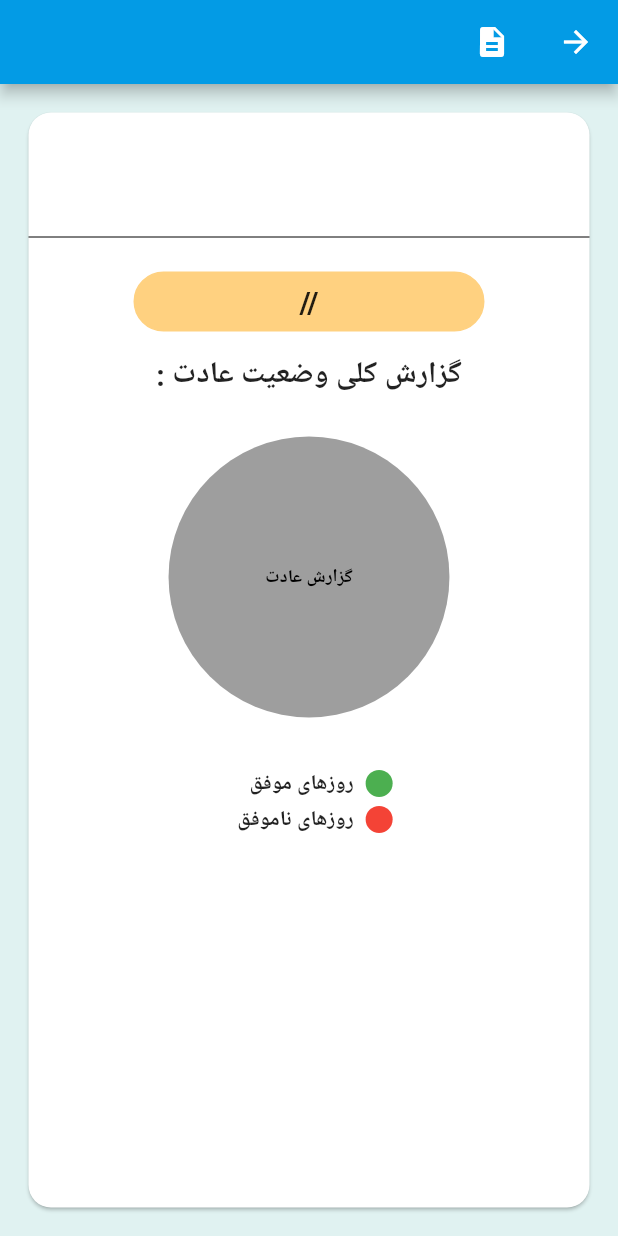
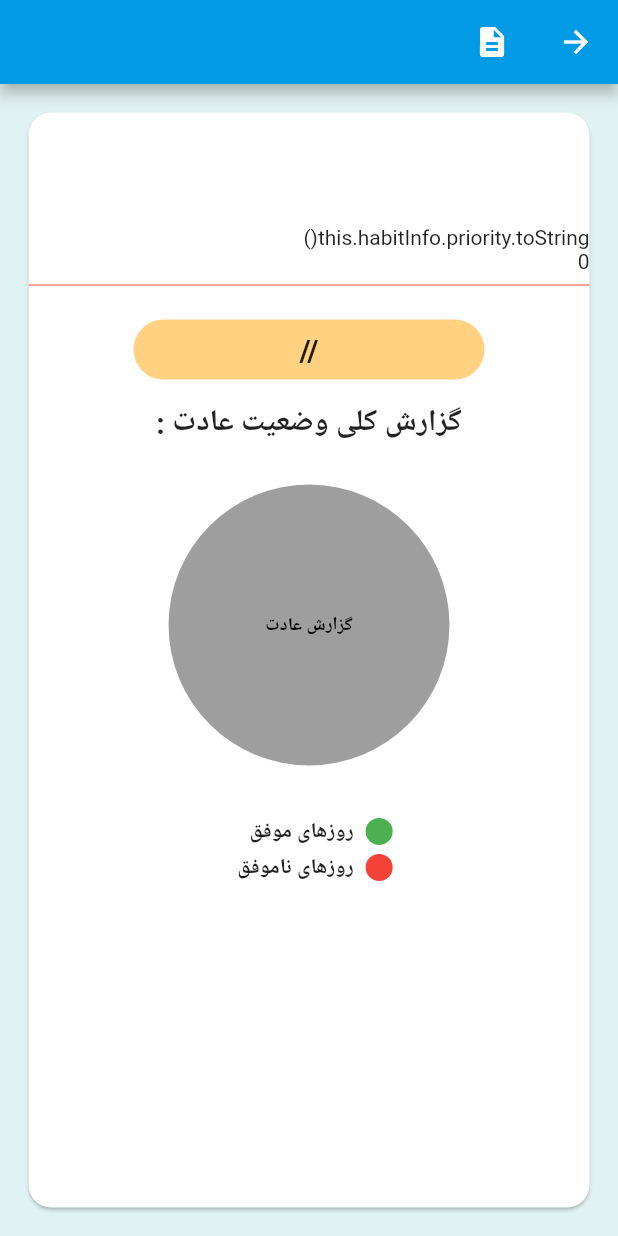
Before and after one commit to soraya-mi/Boojoo, a Flutter app: the HabitWithoutCue_LogPage screen opened directly with empty values, on a phone screen of 412 x 824 dp. Run offline on Flutter 3.47's test engine with Material 2 defaults, Android fonts, the phone set to English and light mode, and no system bars; drawn by our look-alikes of pie_chart; our stand-ins replace after_layout, animated_text_kit, another_flushbar, ant_icons, charts_flutter, connectivity and 10 more; missing offline and left inert: auto_direction, flutter_statusbarcolor, icon_picker, jalali_calendar, persian_datetime_picker, random_color; accounts and stored records are empty; project files that could hold a hidden picture were left out.

Commit message:
log ui improved

```diff
--- a/lib/Habit-without-Cue-Log/CuelessLogPage.dart
+++ b/lib/Habit-without-Cue-Log/CuelessLogPage.dart
@@ -170,7 +170,9 @@ class HabitWithoutCue_LogPageState extends State<HabitWithoutCue_LogPage> {
                         // color: Colors.purpleAccent[100],
                         width: 20,
                       ),
-                      Divider(color: Colors.black),
+                      Text("this.habitInfo.priority.toString()"),
+                      Text(this.habitInfo.priority.toString()),
+                      Divider(color: Colors.red),
                       //today
 
                       //today date
```
Also changed, not shown: pubspec.yaml (+2 -7 lines), pubspec.lock.
